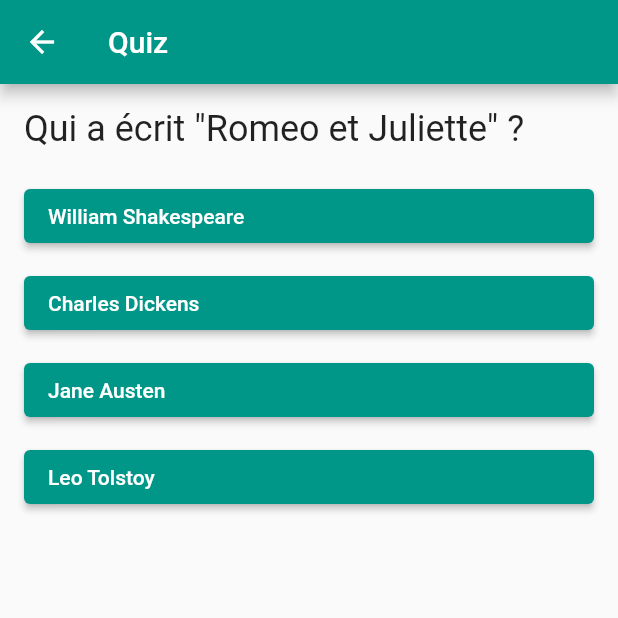
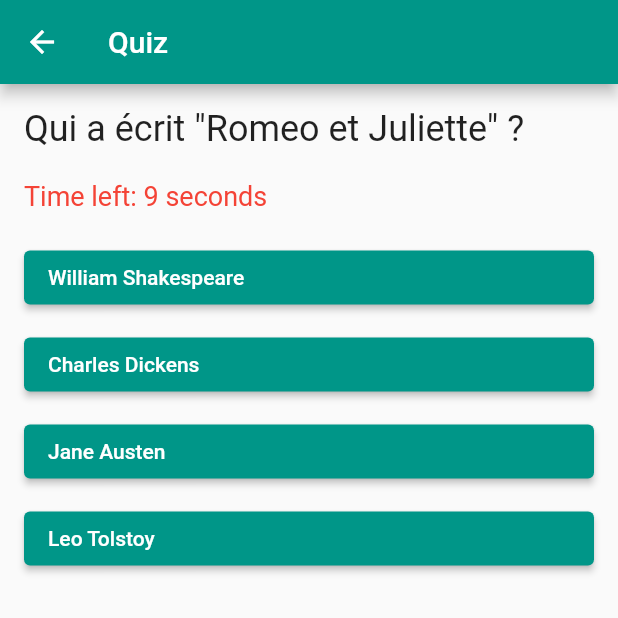
Before and after one commit to Dally07/nani-, a Flutter app: the screen it shows after launch, after a tap on "Commencer", on a phone screen of 412 x 824 dp, the top half of it. Run offline on Flutter 3.47's test engine with Material 2 defaults, Android fonts, the phone set to English and light mode, and no system bars; our stand-ins replace confetti.

Commit message:
ajout d'un timer

```diff
--- a/lib/screens/quiz_page.dart
+++ b/lib/screens/quiz_page.dart
@@ -1,5 +1,7 @@
+import 'dart:async'; // Importer Timer
 import 'dart:math';
 import 'package:flutter/material.dart';
+
 import 'package:nani/models/question.dart';
 import '../data/questions.dart';
 import 'result_page.dart';
@@ -18,6 +20,8 @@ class QuizPageState extends State<QuizPage> {
   final Random random = Random();
   bool _answered = false;
   int? _selectedAnswerIndex;
+  Timer? _timer; // Déclaration du Timer
+  int _timeLeft = 10; // Temps limite en secondes
 
   @override
   void initState() {
@@ -25,6 +29,7 @@ class QuizPageState extends State<QuizPage> {
     _startNewQuiz();
   }
 
+  // Fonction pour démarrer ou redémarrer un quiz
   void _startNewQuiz() {
     setState(() {
       questions.shuffle(); // Mélanger les questions
@@ -33,13 +38,36 @@ class QuizPageState extends State<QuizPage> {
       _score = 0;
       _answered = false;
       _selectedAnswerIndex = null;
+      _startTimer(); // Démarrer le timer
     });
   }
 
+  // Démarrer le timer pour chaque question
+  void _startTimer() {
+    _timer?.cancel(); // Annuler le timer précédent
+    _timeLeft = 10; // Temps initial
+    _timer = Timer.periodic(const Duration(seconds: 1), (timer) {
+      setState(() {
+        if (_timeLeft > 0) {
+          _timeLeft--;
+        } else {
+          // Temps écoulé
+          _timer?.cancel();
+          if (!_answered) {
+            _answerQuestion(-1, false); // Considérer comme incorrect
+          }
+        }
+      });
+    });
+  }
+
+  // Fonction pour répondre à une question
   void _answerQuestion(int index, bool isCorrect) {
     setState(() {
       _answered = true;
       _selectedAnswerIndex = index;
+      _timer?.cancel(); // Arrêter le timer
+
       if (isCorrect) {
         _score++;
       }
@@ -57,12 +85,24 @@ class QuizPageState extends State<QuizPage> {
           Navigator.pushReplacement(
             context,
             MaterialPageRoute(
-              builder: (context) => ResultPage(score: _score, total: quizQuestions.length, onRestart: _startNewQuiz),
+              builder: (context) => ResultPage(
+                score: _score,
+                total: quizQuestions.length,
+                onRestart: _startNewQuiz,
+              ),
             ),
           );
+        } else {
+          _startTimer(); // Redémarrer le timer pour la nouvelle question
         }
       }
     });
+  }
+
+  @override
+  void dispose() {
+    _timer?.cancel(); // Nettoyage du timer
+    super.dispose();
   }
 
   @override
@@ -70,7 +110,7 @@ class QuizPageState extends State<QuizPage> {
     if (_currentQuestionIndex >= quizQuestions.length) {
       return Scaffold(
         appBar: AppBar(
-          title: const Text('Quiz'),
+          title: const Text('Nani?'),
           backgroundColor: Colors.teal,
         ),
         body: Center(
@@ -108,6 +148,11 @@ class QuizPageState extends State<QuizPage> {
               style: const TextStyle(fontSize: 24),
             ),
             const SizedBox(height: 20),
+            Text(
+              'Time left: $_timeLeft seconds',
+              style: const TextStyle(fontSize: 18, color: Colors.red),
+            ),
+            const SizedBox(height: 20),
             ...question.answers.asMap().entries.map((entry) {
               int index = entry.key;
               Answer answer = entry.value;
@@ -124,10 +169,10 @@ class QuizPageState extends State<QuizPage> {
               }
 
               return Container(
-                margin: const EdgeInsets.only(bottom: 10), // Margin for spacing
+                margin: const EdgeInsets.only(bottom: 10),
                 child: ElevatedButton(
                   style: ElevatedButton.styleFrom(
-                    backgroundColor: _answered ? Colors.grey : Colors.teal, // Button background color
+                    backgroundColor: _answered ? Colors.grey : Colors.teal,
                   ),
                   onPressed: _answered
                       ? null
@@ -137,7 +182,7 @@ class QuizPageState extends State<QuizPage> {
                     children: [
                       Text(
                         answer.text,
-                        style: const TextStyle(color: Colors.white), // Text color
+                        style: const TextStyle(color: Colors.white),
                       ),
                       icon,
                     ],
```
